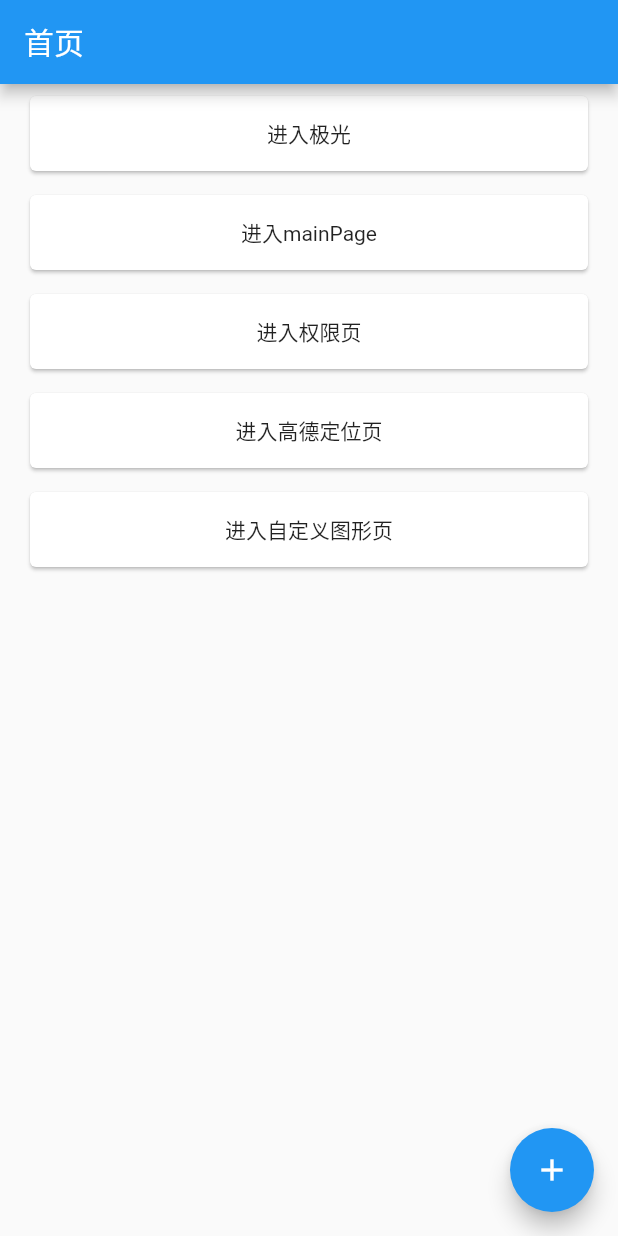
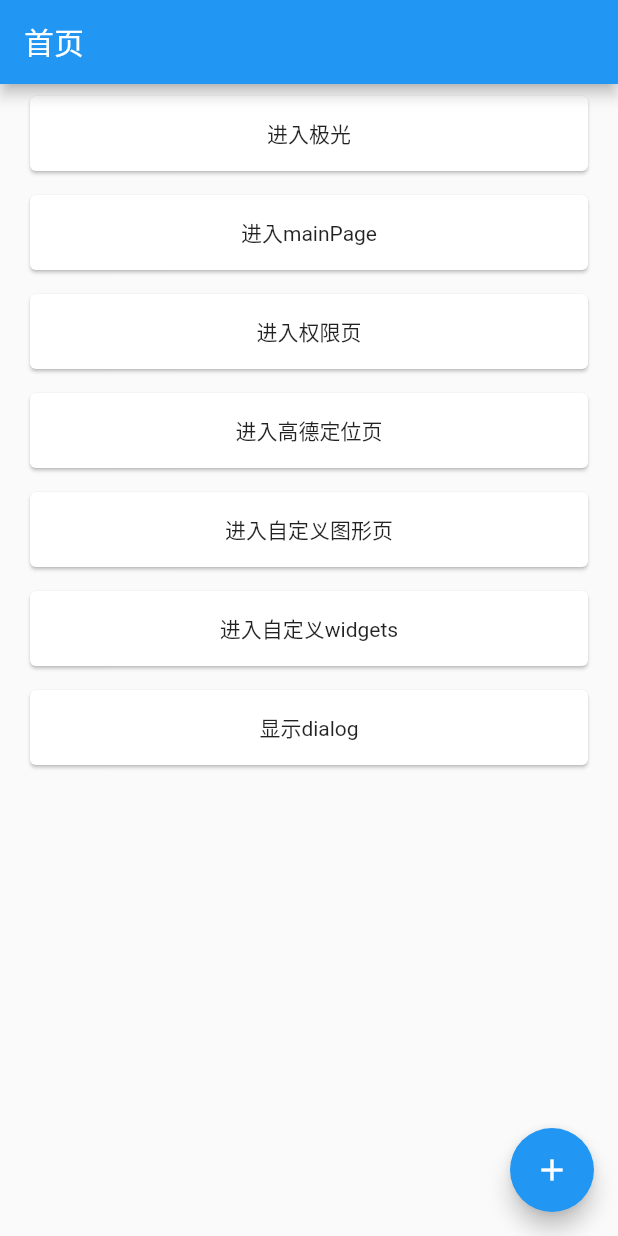
Before and after one commit to fyq550793892/easy_flutter, a Flutter app: the screen it shows after launch, on a phone screen of 412 x 824 dp. Run offline on Flutter 3.47's test engine with Material 2 defaults, Android fonts, the phone set to English and light mode, and no system bars; our stand-ins replace flutter_easyloading, fluttertoast, get, permission_handler; missing offline and left inert: amap_location_flutter_plugin, sp_util.

Commit message:
feat:封闭widget

```diff
--- a/lib/home_page/main_home_page.dart
+++ b/lib/home_page/main_home_page.dart
@@ -1,4 +1,5 @@
 import 'package:easy_flutter/routes/route_config.dart';
+import 'package:easy_flutter/widgets/dialog_widget.dart';
 import 'package:flutter/material.dart';
 import 'package:get/get.dart';
 
@@ -103,6 +104,44 @@ class _MyHomePageState extends State<MyHomePage> {
               ),
             ),
           ),
+          GestureDetector(
+            onTap: () {
+              Get.toNamed(RouteConfig.customWidgetPage);
+            },
+            child: ListTile(
+              title: Card(
+                child: Container(
+                  child: Text("进入自定义widgets"),
+                  height: 50,
+                  alignment: Alignment.center,
+                ),
+              ),
+            ),
+          ),
+          GestureDetector(
+            onTap: () {
+              String title = "123";
+              showDialog(
+                context: context,
+                builder: (context) {
+                  /*
+                  1/ dialog写法,先套center,再设Column中的mainAxisSize: MainAxisSize.min属性
+                  2--- 更新dialog状态的几种方法 2.1: 直接抽取StatefulWidget 2.2: 套StatefulBuilder 2.3: 直接调用源码 markNeedsBuild
+                   */
+                  return DialogWidget();
+                },
+              );
+            },
+            child: ListTile(
+              title: Card(
+                child: Container(
+                  child: Text("显示dialog"),
+                  height: 50,
+                  alignment: Alignment.center,
+                ),
+              ),
+            ),
+          ),
         ],
       ),
       floatingActionButton: FloatingActionButton(
--- a/lib/routes/route_config.dart
+++ b/lib/routes/route_config.dart
@@ -1,4 +1,5 @@
 import 'package:easy_flutter/custom_view_modules/custom_view_page.dart';
+import 'package:easy_flutter/custom_widget_modules/custom_widget_page.dart';
 import 'package:easy_flutter/get_use/middle_use/login_middle.dart';
 import 'package:easy_flutter/home_page/main_home_page.dart';
 import 'package:easy_flutter/location_modules/location_page.dart';
@@ -25,6 +26,7 @@ class RouteConfig {
   static const String permissionPage = "/permissionPage"; // 权限页
   static const String locationPage = "/locationPage"; // 定位页
   static const String customViewPage = "/customViewPage"; // 自定义绘制页
+  static const String customWidgetPage = "/customWidgetPage"; // 自定义绘制页
 
   // static const String studyFlagPage = "/studyFlagPage"; // 兴趣爱好
   // static const String serviceAgreementPage = "/serviceAgreementPage";
@@ -60,6 +62,7 @@ class RouteConfig {
     GetPage(name: permissionPage, page: () => PermissionPage()),
     GetPage(name: locationPage, page: () => LocationPage()),
     GetPage(name: customViewPage, page: () => CustomViewPage()),
+    GetPage(name: customWidgetPage, page: () => CustomWidgetPage()),
 
     // GetPage(name: studyFlagPage, page: () => StudyFlagPage()),
     // GetPage(name: serviceAgreementPage, page: () => ServiceAgreementPage()),
```
Also changed, not shown: lib/custom_widget_modules/custom_widget_page.dart (added, +41 -0 lines), lib/widgets/dialog_widget.dart (added, +54 -0 lines), lib/widgets/m_fit_box_widget.dart (added, +33 -0 lines).
